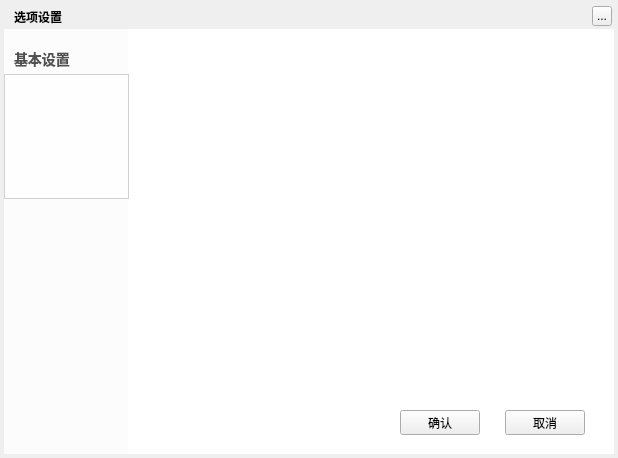
Above: TTKModule/TTKWidget/downloadUiKits/downloadsettingwidget.ui from Greedysky/TTKDownloader before the change. Below: the same form after it.
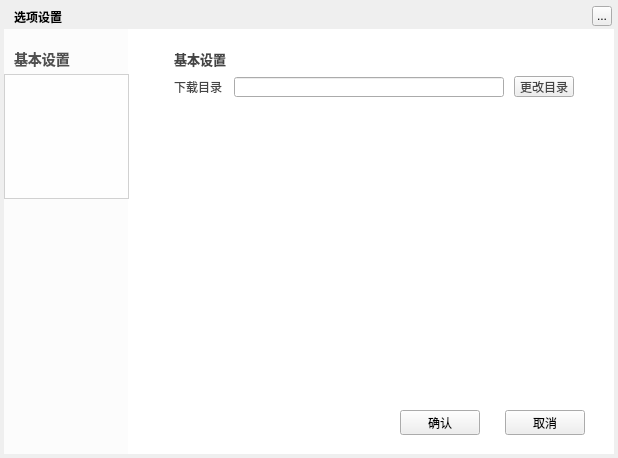
That is the form after the change. Custom widgets are drawn as their Qt base class.

```diff
--- a/TTKModule/TTKWidget/downloadUiKits/downloadsettingwidget.ui
+++ b/TTKModule/TTKWidget/downloadUiKits/downloadsettingwidget.ui
@@ -70,7 +70,65 @@
    <property name="currentIndex">
     <number>0</number>
    </property>
-   <widget class="QWidget" name="first"/>
+   <widget class="QWidget" name="first">
+    <widget class="QLineEdit" name="downloadDirEdit">
+     <property name="geometry">
+      <rect>
+       <x>90</x>
+       <y>48</y>
+       <width>270</width>
+       <height>20</height>
+      </rect>
+     </property>
+     <property name="readOnly">
+      <bool>true</bool>
+     </property>
+    </widget>
+    <widget class="QLabel" name="baseSetDownloadWidget">
+     <property name="geometry">
+      <rect>
+       <x>30</x>
+       <y>20</y>
+       <width>60</width>
+       <height>20</height>
+      </rect>
+     </property>
+     <property name="styleSheet">
+      <string notr="true">background-color:transparent;
+font-size:13px;
+font-weight:bold;</string>
+     </property>
+     <property name="text">
+      <string>基本设置</string>
+     </property>
+    </widget>
+    <widget class="QPushButton" name="downloadDirButton">
+     <property name="geometry">
+      <rect>
+       <x>370</x>
+       <y>47</y>
+       <width>60</width>
+       <height>21</height>
+      </rect>
+     </property>
+     <property name="text">
+      <string>更改目录</string>
+     </property>
+    </widget>
+    <widget class="QLabel" name="downloadDirLabel">
+     <property name="geometry">
+      <rect>
+       <x>30</x>
+       <y>50</y>
+       <width>51</width>
+       <height>16</height>
+      </rect>
+     </property>
+     <property name="text">
+      <string>下载目录</string>
+     </property>
+    </widget>
+   </widget>
   </widget>
   <widget class="QWidget" name="functionArea" native="true">
    <property name="geometry">
```
